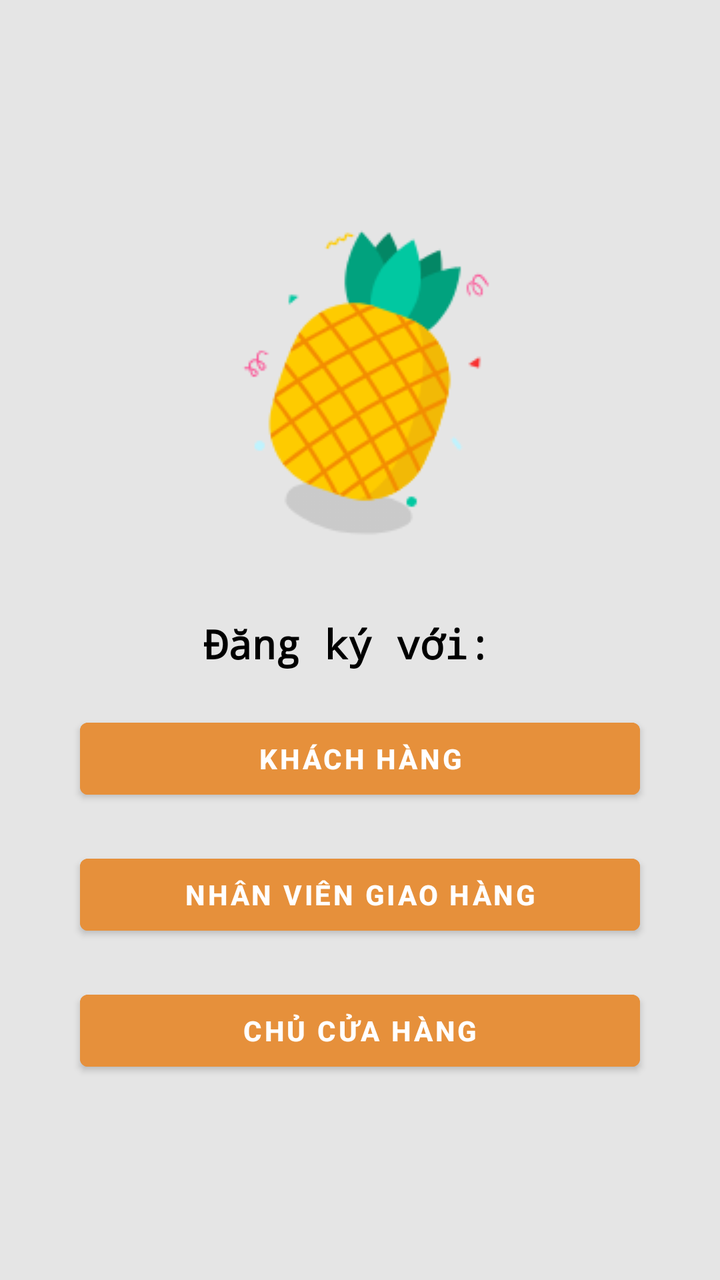
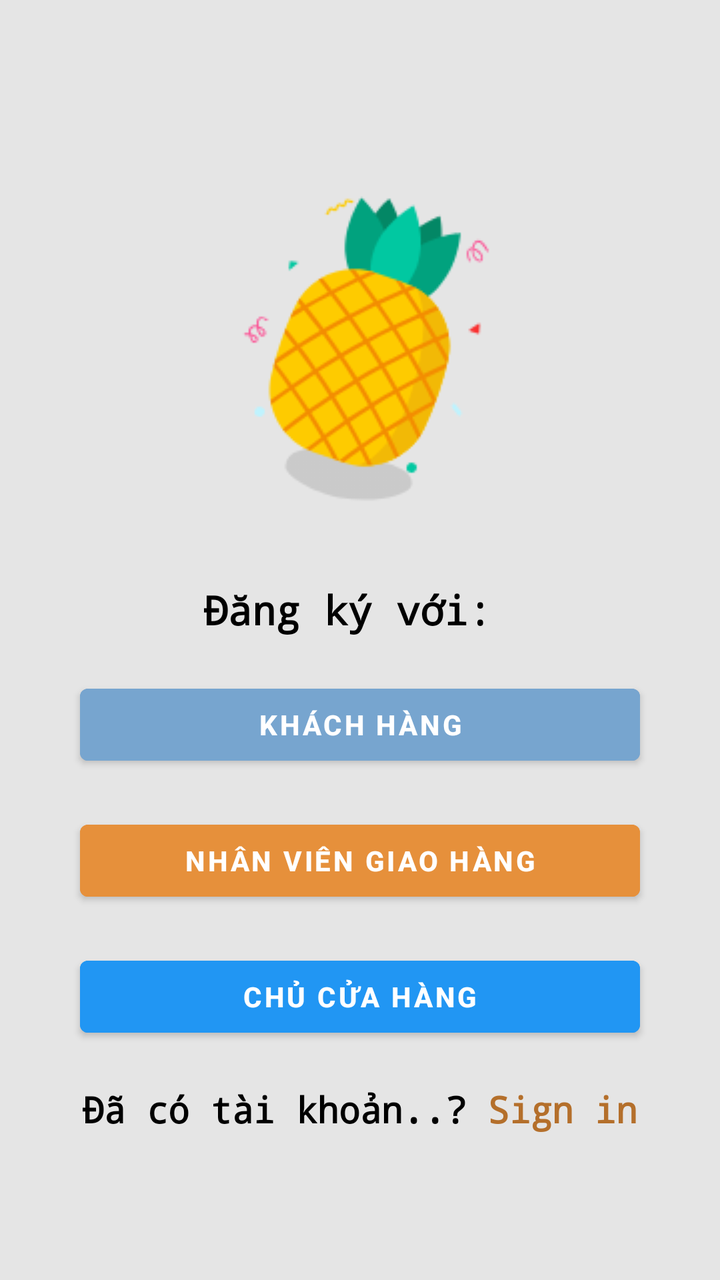

Two renders of the same Android screen: before a commit and after it. Below are the layout's source before the change and the commit's diff.
<!-- AndroidManifest.xml: application theme Theme.Grab_Demo -->
<!-- res/layout/activity_role_register.xml -->
<?xml version="1.0" encoding="utf-8"?>
<LinearLayout xmlns:android="http://schemas.android.com/apk/res/android"
    xmlns:tools="http://schemas.android.com/tools"
    android:id="@+id/main"
    android:layout_width="match_parent"
    android:layout_height="match_parent"
    android:background="@color/xam"
    android:gravity="center"
    android:orientation="vertical"
    tools:context=".RoleRegisterActivity">

    <ImageView
        android:layout_width="wrap_content"
        android:layout_height="wrap_content"
        android:layout_gravity="center"
        android:layout_margin="10dp"
        android:background="@drawable/bg_role" />

    <TextView
        android:layout_width="match_parent"
        android:layout_height="wrap_content"
        android:layout_margin="10dp"
        android:fontFamily="monospace"
        android:gravity="center"
        android:text="Đăng ký với: "
        android:textColor="@color/black"
        android:textSize="20sp"
        android:textStyle="bold" />

    <Button
        android:id="@+id/btn_customer"
        android:layout_width="match_parent"
        android:layout_height="wrap_content"
        android:layout_marginStart="40dp"
        android:layout_marginTop="10dp"
        android:layout_marginEnd="40dp"
        android:layout_marginBottom="10dp"
        android:backgroundTint="@color/cam"
        android:text="Khách hàng"
        android:textStyle="bold" />

    <Button
        android:id="@+id/btn_deliver"
        android:layout_width="match_parent"
        android:layout_height="wrap_content"
        android:layout_marginStart="40dp"
        android:layout_marginTop="10dp"
        android:layout_marginEnd="40dp"
        android:layout_marginBottom="10dp"
        android:backgroundTint="@color/cam"
        android:text="Nhân viên giao hàng"
        android:textStyle="bold" />

    <Button
        android:id="@+id/btn_ownerStore"
        android:layout_width="match_parent"
        android:layout_height="wrap_content"
        android:layout_marginStart="40dp"
        android:layout_marginTop="10dp"
        android:layout_marginEnd="40dp"
        android:layout_marginBottom="10dp"
        android:backgroundTint="@color/cam"
        android:text="Chủ cửa hàng"
        android:textStyle="bold" />

</LinearLayout>
<!-- resources referenced by this layout -->
<resources>
  <color name="black">#FF000000</color>
  <color name="cam">#e6903b</color>
  <color name="xam">#e5e5e5</color>
  <!-- drawable bg_role: png bitmap (drawable, 9520 bytes) -->
  <style name="Theme.Grab_Demo" parent="Base.Theme.Grab_Demo" />
  <style name="Base.Theme.Grab_Demo" parent="Theme.MaterialComponents.DayNight.NoActionBar">
          
          
      </style>
</resources>

<!-- the commit's change to res/layout/activity_role_register.xml (unified diff, before → after) -->
@@ -35,7 +35,7 @@
         android:layout_marginTop="10dp"
         android:layout_marginEnd="40dp"
         android:layout_marginBottom="10dp"
-        android:backgroundTint="@color/cam"
+        android:backgroundTint="@color/xanhdatroi"
         android:text="Khách hàng"
         android:textStyle="bold" />
 
@@ -58,9 +58,38 @@
         android:layout_marginStart="40dp"
         android:layout_marginTop="10dp"
         android:layout_marginEnd="40dp"
-        android:layout_marginBottom="10dp"
-        android:backgroundTint="@color/cam"
+        android:layout_marginBottom="20dp"
+        android:backgroundTint="#2196F3"
         android:text="Chủ cửa hàng"
         android:textStyle="bold" />
 
+    <LinearLayout
+        android:layout_width="match_parent"
+        android:layout_height="wrap_content"
+        android:gravity="center"
+        android:orientation="horizontal">
+
+        <TextView
+            android:layout_width="wrap_content"
+            android:layout_height="wrap_content"
+            android:fontFamily="monospace"
+            android:gravity="center"
+            android:text="Đã có tài khoản..? "
+            android:textColor="#000000"
+            android:textSize="18sp"
+            android:textStyle="bold" />
+
+        <TextView
+            android:id="@+id/txt_haveAccount"
+            android:layout_width="wrap_content"
+            android:layout_height="wrap_content"
+            android:fontFamily="monospace"
+            android:gravity="center"
+            android:text="Sign in"
+            android:textColor="#B46F2B"
+            android:textSize="18sp"
+            android:textStyle="bold" />
+
+    </LinearLayout>
+
 </LinearLayout>
<!-- resource entries referenced after the edit -->
@@ -3,6 +3,7 @@
   <color name="black">#FF000000</color>
   <color name="cam">#e6903b</color>
   <color name="xam">#e5e5e5</color>
+  <color name="xanhdatroi">#77a5cf</color>
   <!-- drawable bg_role: png bitmap (drawable, 9520 bytes) -->
   <style name="Theme.Grab_Demo" parent="Base.Theme.Grab_Demo" />
   <style name="Base.Theme.Grab_Demo" parent="Theme.MaterialComponents.DayNight.NoActionBar">
